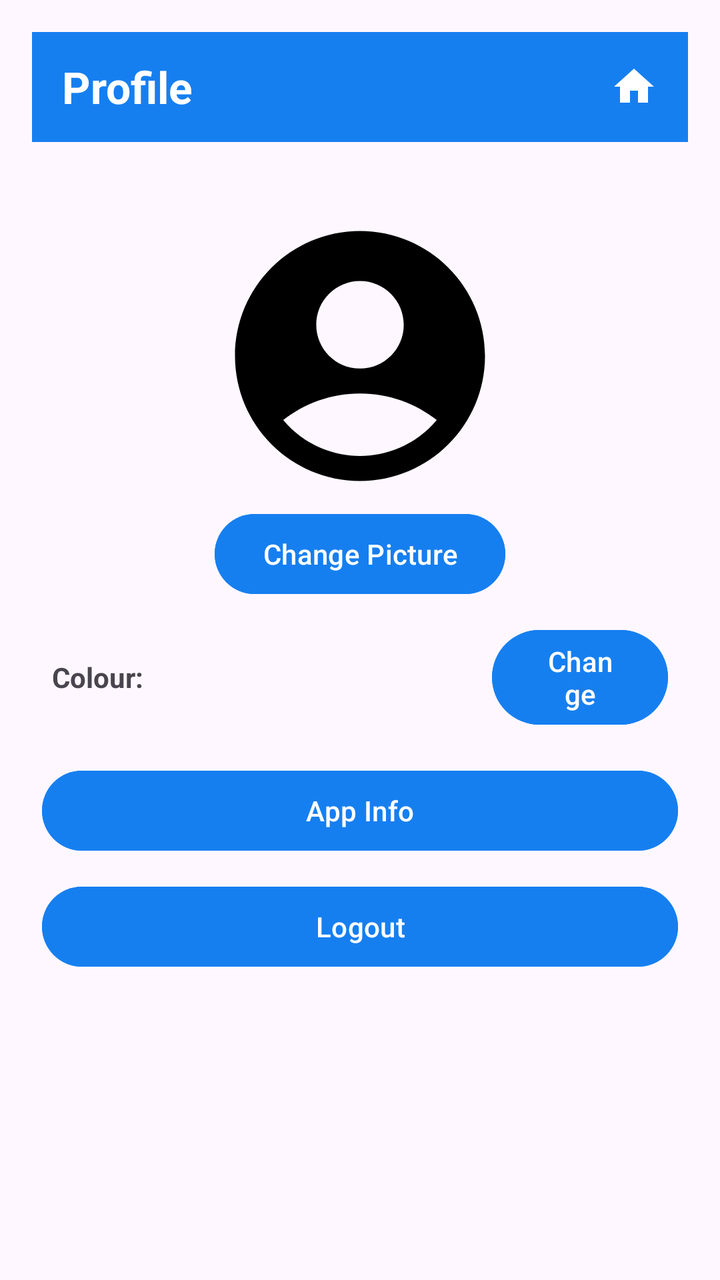
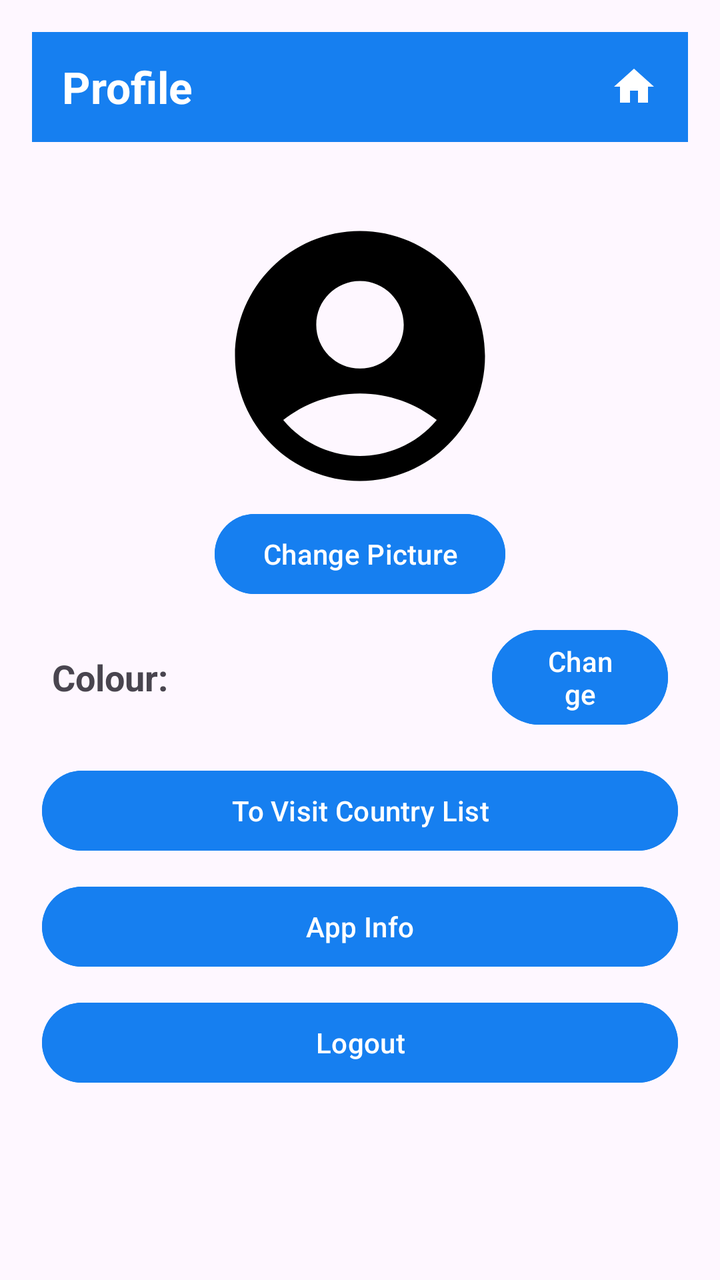

An Android layout rendered at two revisions. The XML below is the earlier revision; the diff shows what the commit changed to produce the second picture.
<!-- AndroidManifest.xml: application theme Theme.TravelTales -->
<!-- res/layout/activity_profile.xml -->
<?xml version="1.0" encoding="utf-8"?>
<LinearLayout xmlns:android="http://schemas.android.com/apk/res/android"
    android:layout_width="match_parent"
    android:layout_height="match_parent"
    android:orientation="vertical">

    <LinearLayout
        android:layout_width="match_parent"
        android:layout_height="0dp"
        android:layout_weight="0.1"
        android:layout_margin="16dp"
        android:background="@color/blue"
        android:tag="appTheme"
        android:gravity="center_vertical"
        android:padding="5dp"
        android:orientation="horizontal">

        <TextView
            android:layout_width="0dp"
            android:layout_height="wrap_content"
            android:layout_weight="1"
            android:text="Profile"
            android:textSize="22sp"
            android:textStyle="bold"
            android:textColor="@color/white"
            android:layout_marginLeft="10dp"/>

        <ImageButton
            android:layout_width="wrap_content"
            android:layout_height="wrap_content"
            android:id="@+id/homeBtn"
            android:src="@drawable/home"
            android:contentDescription="Home"
            android:tint="@color/white"
            android:scaleType="fitCenter"
            android:background="@color/blue"
            android:layout_marginRight="10dp"/>

    </LinearLayout>

    <ScrollView
        android:layout_width="match_parent"
        android:layout_height="0dp"
        android:layout_weight="1">

        <LinearLayout
            android:layout_width="match_parent"
            android:layout_height="match_parent"
            android:layout_margin="16dp"
            android:orientation="vertical">

            <ImageView
                android:layout_width="150dp"
                android:layout_height="150dp"
                android:src="@drawable/profile"
                android:id="@+id/profilePic"
                android:layout_gravity="center"/>

            <Button
                android:layout_width="wrap_content"
                android:layout_height="wrap_content"
                android:id="@+id/changeProfilePic"
                android:text="Change Picture"
                android:backgroundTint="@color/blue"
                android:tag="appTheme"
                android:layout_gravity="center"/>

            <LinearLayout
                android:layout_width="match_parent"
                android:layout_height="wrap_content"
                android:orientation="horizontal"
                android:layout_margin="10dp">

                <TextView
                    android:layout_width="0dp"
                    android:layout_height="wrap_content"
                    android:layout_weight="1"
                    android:text="Colour:"
                    android:textSize="14sp"
                    android:textStyle="bold"
                    android:layout_gravity="center_vertical"/>

                <Button
                    android:layout_width="0dp"
                    android:layout_height="wrap_content"
                    android:layout_weight="0.4"
                    android:id="@+id/colourChooseBtn"
                    android:text="Change"
                    android:backgroundTint="@color/blue"
                    android:tag="appTheme"/>

            </LinearLayout>

            <Button
                android:layout_width="match_parent"
                android:layout_height="wrap_content"
                android:layout_margin="5dp"
                android:id="@+id/appInfoBtn"
                android:text="App Info"
                android:backgroundTint="@color/blue"
                android:tag="appTheme"/>

            <Button
                android:layout_width="match_parent"
                android:layout_height="wrap_content"
                android:layout_margin="5dp"
                android:id="@+id/logoutBtn"
                android:text="Logout"
                android:backgroundTint="@color/blue"
                android:tag="appTheme"/>

        </LinearLayout>

    </ScrollView>

</LinearLayout>
<!-- resources referenced by this layout -->
<resources>
  <color name="blue">#167FF0</color>
  <color name="white">#FFFFFF</color>
  <!-- drawable home (drawable) -->
  <vector xmlns:android="http://schemas.android.com/apk/res/android" android:height="24dp" android:tint="#000000" android:viewportHeight="24" android:viewportWidth="24" android:width="24dp">
        
      <path android:fillColor="@android:color/white" android:pathData="M10,20v-6h4v6h5v-8h3L12,3 2,12h3v8z"/>
      
  </vector>
  <!-- drawable profile (drawable) -->
  <vector xmlns:android="http://schemas.android.com/apk/res/android" android:height="24dp" android:tint="#000000" android:viewportHeight="24" android:viewportWidth="24" android:width="24dp">
        
      <path android:fillColor="@android:color/white" android:pathData="M12,2C6.48,2 2,6.48 2,12s4.48,10 10,10s10,-4.48 10,-10S17.52,2 12,2zM12,6c1.93,0 3.5,1.57 3.5,3.5S13.93,13 12,13s-3.5,-1.57 -3.5,-3.5S10.07,6 12,6zM12,20c-2.03,0 -4.43,-0.82 -6.14,-2.88C7.55,15.8 9.68,15 12,15s4.45,0.8 6.14,2.12C16.43,19.18 14.03,20 12,20z"/>
      
  </vector>
  <style name="Theme.TravelTales" parent="Base.Theme.TravelTales" />
  <style name="Base.Theme.TravelTales" parent="Theme.Material3.DayNight.NoActionBar">
          
          
      </style>
</resources>

<!-- the commit's change to res/layout/activity_profile.xml (unified diff, before → after) -->
@@ -76,7 +76,7 @@
                     android:layout_height="wrap_content"
                     android:layout_weight="1"
                     android:text="Colour:"
-                    android:textSize="14sp"
+                    android:textSize="18sp"
                     android:textStyle="bold"
                     android:layout_gravity="center_vertical"/>
 
@@ -90,6 +90,15 @@
                     android:tag="appTheme"/>
 
             </LinearLayout>
+
+            <Button
+                android:layout_width="match_parent"
+                android:layout_height="wrap_content"
+                android:layout_margin="5dp"
+                android:id="@+id/visitListBtn"
+                android:text="To Visit Country List"
+                android:backgroundTint="@color/blue"
+                android:tag="appTheme"/>
 
             <Button
                 android:layout_width="match_parent"
